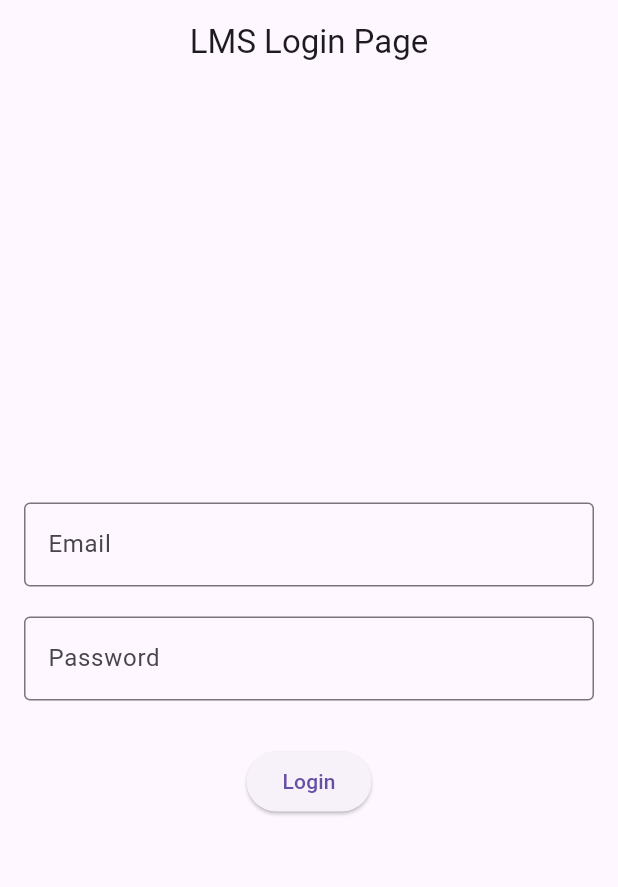
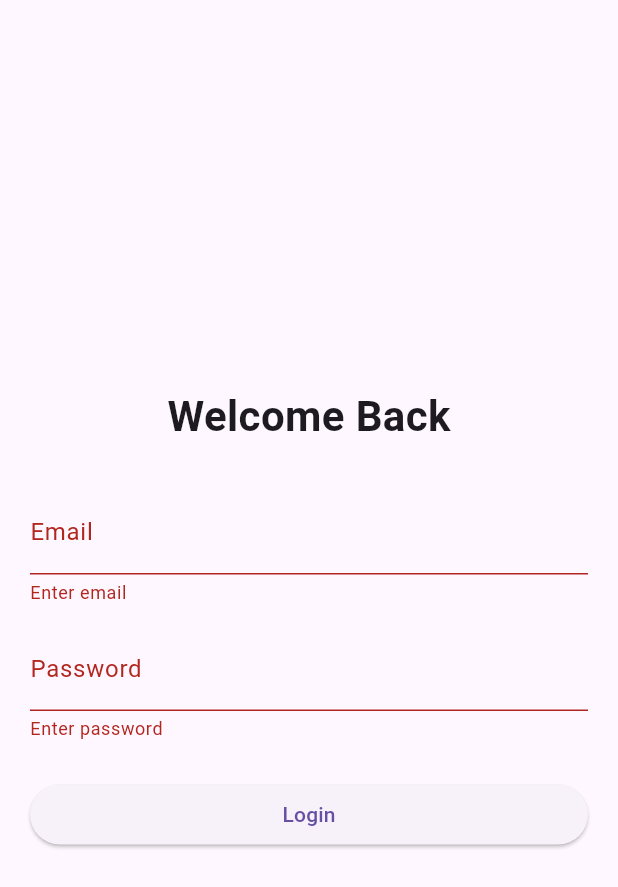
Before and after one commit to MohamedFayaz07/LMS-app, a Flutter app: the screen it shows after launch, after a tap on "Login", on a phone screen of 412 x 824 dp. Shown: the top 887 px of the screen. Run offline on Flutter 3.47's test engine with Material 3 defaults, Android fonts, the phone set to English and light mode, and no system bars.

Commit message:
Day 2 task

```diff
--- a/lib/main.dart
+++ b/lib/main.dart
@@ -1,4 +1,5 @@
 import 'package:flutter/material.dart';
+import 'screens/login_screen.dart';
 
 void main() {
   runApp(MyApp());
@@ -8,54 +9,12 @@ class MyApp extends StatelessWidget {
   @override
   Widget build(BuildContext context) {
     return MaterialApp(
-      title: 'LMS Login',
+      debugShowCheckedModeBanner: false,
       theme: ThemeData(
         primarySwatch: Colors.blue,
+        fontFamily: "Roboto",
       ),
-      home: LoginPage(),
+      home: LoginScreen(),
     );
   }
 }
-
-class LoginPage extends StatefulWidget {
-  @override
-  _LoginPageState createState() => _LoginPageState();
-}
-
-class _LoginPageState extends State<LoginPage> {
-  final TextEditingController emailController = TextEditingController();
-  final TextEditingController passwordController = TextEditingController();
-
-  @override
-  Widget build(BuildContext context) {
-    return Scaffold(
-      appBar: AppBar(title: Text('LMS Login Page'), centerTitle: true),
-      body: Padding(
-        padding: EdgeInsets.all(16),
-        child: Column(
-          mainAxisAlignment: MainAxisAlignment.center,
-          children: [
-            TextField(
-              controller: emailController,
-              decoration: InputDecoration(labelText: 'Email', border: OutlineInputBorder()),
-            ),
-            SizedBox(height: 20),
-            TextField(
-              controller: passwordController,
-              obscureText: true,
-              decoration: InputDecoration(labelText: 'Password', border: OutlineInputBorder()),
-            ),
-            SizedBox(height: 30),
-            ElevatedButton(
-              onPressed: () {
-                print('Email: ${emailController.text}');
-                print('Password: ${passwordController.text}');
-              },
-              child: Text('Login'),
-            ),
-          ],
-        ),
-      ),
-    );
-  }
-}
--- /dev/null
+++ b/lib/screens/home_screen.dart
@@ -0,0 +1,16 @@
+import 'package:flutter/material.dart';
+
+class HomeScreen extends StatelessWidget {
+  @override
+  Widget build(BuildContext context) {
+    return Scaffold(
+      appBar: AppBar(title: Text("Home")),
+      body: Center(
+        child: Text(
+          "Home Screen",
+          style: TextStyle(fontSize: 26),
+        ),
+      ),
+    );
+  }
+}
--- /dev/null
+++ b/lib/screens/login_screen.dart
@@ -0,0 +1,71 @@
+import 'package:flutter/material.dart';
+import 'home_screen.dart';
+
+class LoginScreen extends StatefulWidget {
+  @override
+  State<LoginScreen> createState() => _LoginScreenState();
+}
+
+class _LoginScreenState extends State<LoginScreen> {
+  final _formKey = GlobalKey<FormState>();
+  final email = TextEditingController();
+  final password = TextEditingController();
+
+  @override
+  Widget build(BuildContext context) {
+    return Scaffold(
+      body: Padding(
+        padding: const EdgeInsets.all(20),
+        child: Form(
+          key: _formKey,
+          child: Column(
+            mainAxisAlignment: MainAxisAlignment.center,
+            children: [
+              Text("Welcome Back",
+                  style: TextStyle(fontSize: 28, fontWeight: FontWeight.bold)),
+              SizedBox(height: 30),
+              TextFormField(
+                controller: email,
+                decoration: InputDecoration(labelText: "Email"),
+                validator: (value) {
+                  if (value == null || value.isEmpty) {
+                    return "Enter email";
+                  }
+                  return null;
+                },
+              ),
+              SizedBox(height: 15),
+              TextFormField(
+                controller: password,
+                decoration: InputDecoration(labelText: "Password"),
+                obscureText: true,
+                validator: (value) {
+                  if (value == null || value.isEmpty) {
+                    return "Enter password";
+                  }
+                  return null;
+                },
+              ),
+              SizedBox(height: 25),
+              SizedBox(
+                width: double.infinity,
+                child: ElevatedButton(
+                    onPressed: () {
+                      if (_formKey.currentState!.validate()) {
+                        Navigator.push(
+                          context,
+                          MaterialPageRoute(
+                            builder: (context) => HomeScreen(),
+                          ),
+                        );
+                      }
+                    },
+                    child: Text("Login")),
+              ),
+            ],
+          ),
+        ),
+      ),
+    );
+  }
+}
```
